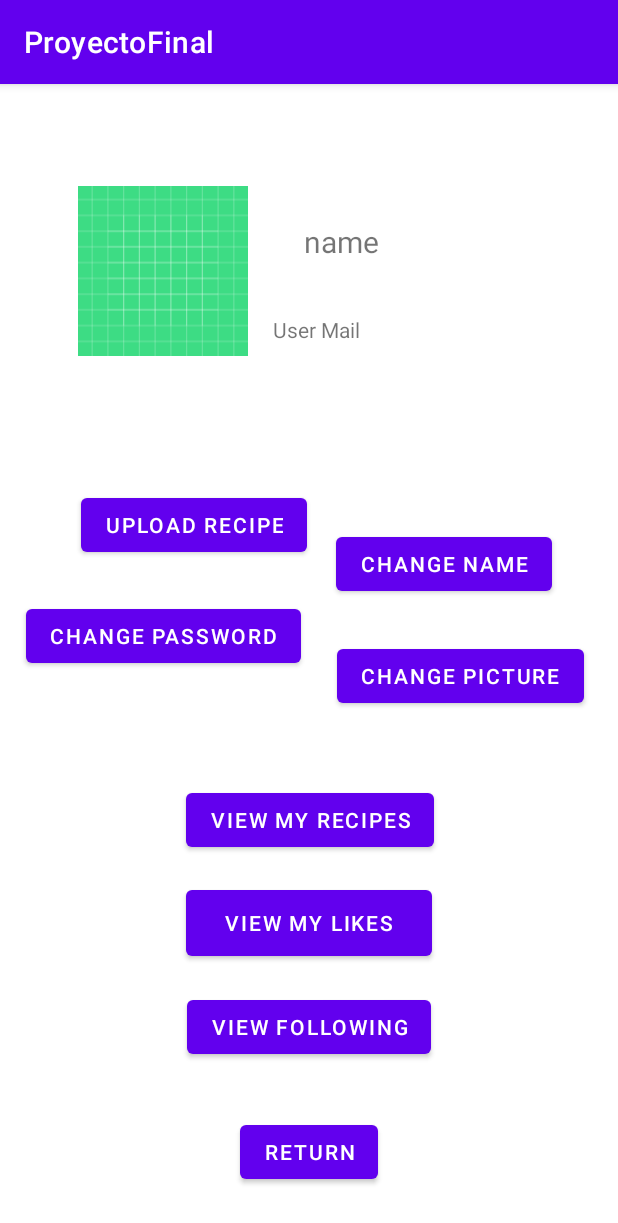
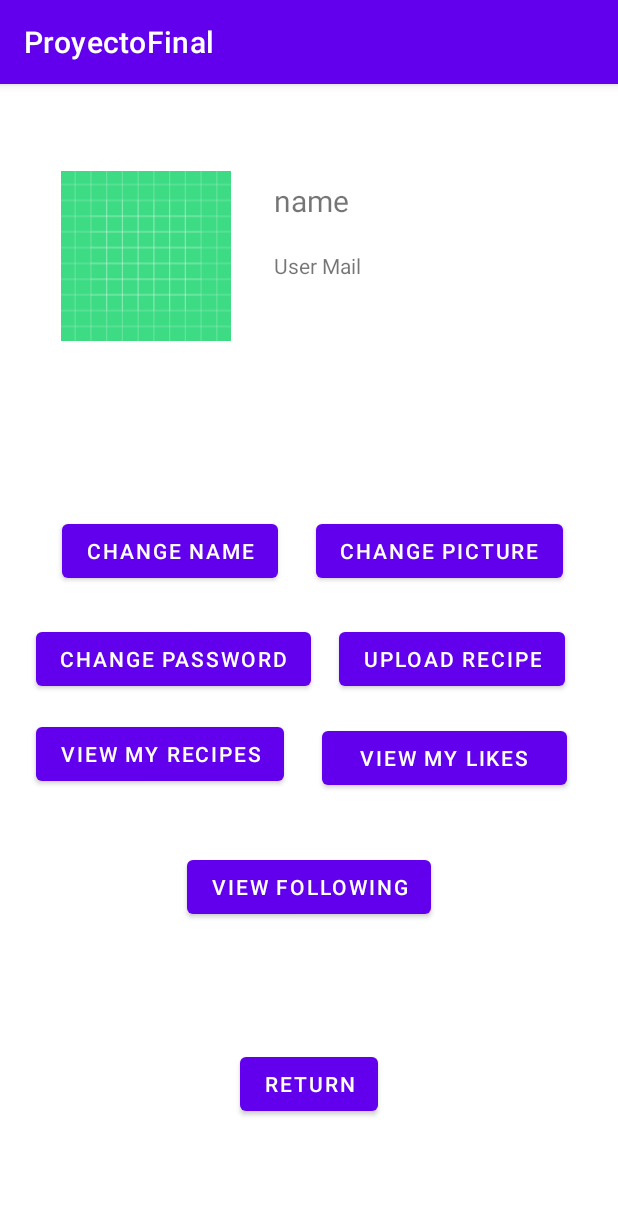
Before and after one commit to jdvalenzuelap/ProyectoFinalMoviles, an Android app: the ProfileActivity screen opened directly, with no data from a screen before it, on a phone screen of 412 x 824 dp. Shown: the top 1223 px of the screen. Run offline under Robolectric (Android 15) with nearby library versions, the phone set to English and light mode, and no system bars; our stand-ins replace Firebase (no records; nobody signed in at launch, a user with empty details on screens opened directly).

Commit message:
Rearranged Views

```diff
--- a/app/src/main/res/layout/activity_profile.xml
+++ b/app/src/main/res/layout/activity_profile.xml
@@ -10,135 +10,135 @@
         android:id="@+id/viewBT"
         android:layout_width="wrap_content"
         android:layout_height="wrap_content"
-        android:layout_marginBottom="10dp"
         android:text="View my Recipes"
-        app:layout_constraintBottom_toTopOf="@+id/button6"
-        app:layout_constraintStart_toStartOf="@+id/button6"
-        app:layout_constraintTop_toBottomOf="@+id/pChangePass" />
+        app:layout_constraintBottom_toBottomOf="parent"
+        app:layout_constraintEnd_toEndOf="parent"
+        app:layout_constraintHorizontal_bias="0.098"
+        app:layout_constraintStart_toStartOf="parent"
+        app:layout_constraintTop_toTopOf="parent"
+        app:layout_constraintVertical_bias="0.587" />
 
     <Button
         android:id="@+id/button6"
-        android:layout_width="164dp"
-        android:layout_height="56dp"
-        android:layout_marginBottom="94dp"
+        android:layout_width="163dp"
+        android:layout_height="48dp"
         android:onClick="viewLikes"
         android:text="view my likes"
-        app:layout_constraintBottom_toTopOf="@+id/pReturnBT"
+        app:layout_constraintBottom_toBottomOf="parent"
         app:layout_constraintEnd_toEndOf="parent"
+        app:layout_constraintHorizontal_bias="0.862"
         app:layout_constraintStart_toStartOf="parent"
-        app:layout_constraintTop_toBottomOf="@+id/viewBT" />
+        app:layout_constraintTop_toTopOf="parent"
+        app:layout_constraintVertical_bias="0.591" />
 
     <Button
         android:id="@+id/pReturnBT"
         android:layout_width="wrap_content"
         android:layout_height="wrap_content"
-        android:layout_marginBottom="25dp"
         android:onClick="goBack"
         android:text="RETURN"
         app:layout_constraintBottom_toBottomOf="parent"
         app:layout_constraintEnd_toEndOf="parent"
         app:layout_constraintStart_toStartOf="parent"
-        app:layout_constraintTop_toBottomOf="@+id/button6" />
+        app:layout_constraintTop_toTopOf="parent"
+        app:layout_constraintVertical_bias="0.893" />
 
     <TextView
         android:id="@+id/nameTV"
-        android:layout_width="0dp"
+        android:layout_width="157dp"
         android:layout_height="wrap_content"
-        android:layout_marginTop="84dp"
-        android:layout_marginEnd="52dp"
-        android:layout_marginBottom="28dp"
         android:text="name"
         android:textSize="20sp"
-        app:layout_constraintBottom_toTopOf="@+id/userMailTV"
+        app:layout_constraintBottom_toBottomOf="parent"
         app:layout_constraintEnd_toEndOf="parent"
-        app:layout_constraintStart_toEndOf="@+id/profileImage"
-        app:layout_constraintTop_toTopOf="parent" />
+        app:layout_constraintHorizontal_bias="0.716"
+        app:layout_constraintStart_toStartOf="parent"
+        app:layout_constraintTop_toTopOf="parent"
+        app:layout_constraintVertical_bias="0.086" />
 
     <ImageView
         android:id="@+id/profileImage"
         android:layout_width="113dp"
         android:layout_height="123dp"
-        android:layout_marginStart="52dp"
-        android:layout_marginTop="56dp"
-        android:layout_marginEnd="37dp"
-        android:layout_marginBottom="77dp"
-        app:layout_constraintBottom_toTopOf="@+id/upBT"
-        app:layout_constraintEnd_toStartOf="@+id/nameTV"
+        app:layout_constraintBottom_toBottomOf="parent"
+        app:layout_constraintEnd_toEndOf="parent"
+        app:layout_constraintHorizontal_bias="0.137"
         app:layout_constraintStart_toStartOf="parent"
         app:layout_constraintTop_toTopOf="parent"
+        app:layout_constraintVertical_bias="0.082"
         app:srcCompat="@drawable/ic_launcher_background" />
 
     <Button
         android:id="@+id/changePicBT"
         android:layout_width="wrap_content"
         android:layout_height="wrap_content"
-        android:layout_marginEnd="5dp"
-        android:layout_marginBottom="342dp"
         android:text="Change Picture"
         app:layout_constraintBottom_toBottomOf="parent"
         app:layout_constraintEnd_toEndOf="parent"
-        app:layout_constraintStart_toEndOf="@+id/pChangePass"
-        app:layout_constraintTop_toBottomOf="@+id/pChangeNameBT" />
+        app:layout_constraintHorizontal_bias="0.853"
+        app:layout_constraintStart_toStartOf="parent"
+        app:layout_constraintTop_toTopOf="parent"
+        app:layout_constraintVertical_bias="0.399" />
 
     <Button
         android:id="@+id/pChangeNameBT"
         android:layout_width="wrap_content"
         android:layout_height="wrap_content"
-        android:layout_marginBottom="19dp"
         android:text="Change Name"
-        app:layout_constraintBottom_toTopOf="@+id/changePicBT"
+        app:layout_constraintBottom_toBottomOf="parent"
         app:layout_constraintEnd_toEndOf="parent"
-        app:layout_constraintStart_toEndOf="@+id/upBT"
-        app:layout_constraintTop_toBottomOf="@+id/userMailTV" />
+        app:layout_constraintHorizontal_bias="0.154"
+        app:layout_constraintStart_toStartOf="parent"
+        app:layout_constraintTop_toTopOf="parent"
+        app:layout_constraintVertical_bias="0.399" />
 
     <Button
         android:id="@+id/upBT"
         android:layout_width="wrap_content"
         android:layout_height="wrap_content"
-        android:layout_marginStart="10dp"
-        android:layout_marginEnd="19dp"
-        android:layout_marginBottom="19dp"
         android:text="Upload Recipe"
-        app:layout_constraintBottom_toTopOf="@+id/pChangePass"
-        app:layout_constraintEnd_toStartOf="@+id/pChangeNameBT"
-        app:layout_constraintHorizontal_chainStyle="packed"
+        app:layout_constraintBottom_toBottomOf="parent"
+        app:layout_constraintEnd_toEndOf="parent"
+        app:layout_constraintHorizontal_bias="0.864"
         app:layout_constraintStart_toStartOf="parent"
-        app:layout_constraintTop_toBottomOf="@+id/profileImage" />
+        app:layout_constraintTop_toTopOf="parent"
+        app:layout_constraintVertical_bias="0.499" />
 
     <Button
         android:id="@+id/pChangePass"
         android:layout_width="wrap_content"
         android:layout_height="wrap_content"
-        android:layout_marginEnd="7dp"
-        android:layout_marginBottom="68dp"
         android:text="Change Password"
-        app:layout_constraintBottom_toTopOf="@+id/viewBT"
-        app:layout_constraintEnd_toStartOf="@+id/changePicBT"
+        app:layout_constraintBottom_toBottomOf="parent"
+        app:layout_constraintEnd_toEndOf="parent"
+        app:layout_constraintHorizontal_bias="0.106"
         app:layout_constraintStart_toStartOf="parent"
-        app:layout_constraintTop_toBottomOf="@+id/upBT" />
+        app:layout_constraintTop_toTopOf="parent"
+        app:layout_constraintVertical_bias="0.499" />
 
     <TextView
         android:id="@+id/userMailTV"
         android:layout_width="193dp"
         android:layout_height="34dp"
-        android:layout_marginEnd="20dp"
-        android:layout_marginBottom="101dp"
         android:text="User Mail"
         android:textSize="14sp"
-        app:layout_constraintBottom_toTopOf="@+id/pChangeNameBT"
+        app:layout_constraintBottom_toBottomOf="parent"
         app:layout_constraintEnd_toEndOf="parent"
-        app:layout_constraintStart_toEndOf="@+id/profileImage"
-        app:layout_constraintTop_toBottomOf="@+id/nameTV" />
+        app:layout_constraintHorizontal_bias="0.834"
+        app:layout_constraintStart_toStartOf="parent"
+        app:layout_constraintTop_toTopOf="parent"
+        app:layout_constraintVertical_bias="0.152" />
 
     <Button
         android:id="@+id/button8"
         android:layout_width="wrap_content"
         android:layout_height="wrap_content"
-        android:layout_marginTop="17dp"
         android:onClick="viewFollowing"
         android:text="View following"
+        app:layout_constraintBottom_toBottomOf="parent"
         app:layout_constraintEnd_toEndOf="parent"
         app:layout_constraintStart_toStartOf="parent"
-        app:layout_constraintTop_toBottomOf="@+id/button6" />
+        app:layout_constraintTop_toTopOf="parent"
+        app:layout_constraintVertical_bias="0.71" />
 
 </androidx.constraintlayout.widget.ConstraintLayout>
--- a/app/src/main/res/layout/activity_recipe.xml
+++ b/app/src/main/res/layout/activity_recipe.xml
@@ -119,7 +119,7 @@
         android:layout_marginTop="3dp"
         android:layout_marginEnd="11dp"
         android:onClick="shareRecipe"
-        android:text="Button"
+        android:text="Share"
         app:layout_constraintEnd_toStartOf="@+id/button2"
         app:layout_constraintTop_toBottomOf="@+id/stepsRV" />
 
```
Also changed, not shown: app/src/main/res/layout/activity_create_account.xml (+21 -20 lines), app/src/main/res/layout/activity_main.xml (+9 -8 lines), app/src/main/res/layout/activity_public_recipe.xml (+6 -4 lines).
